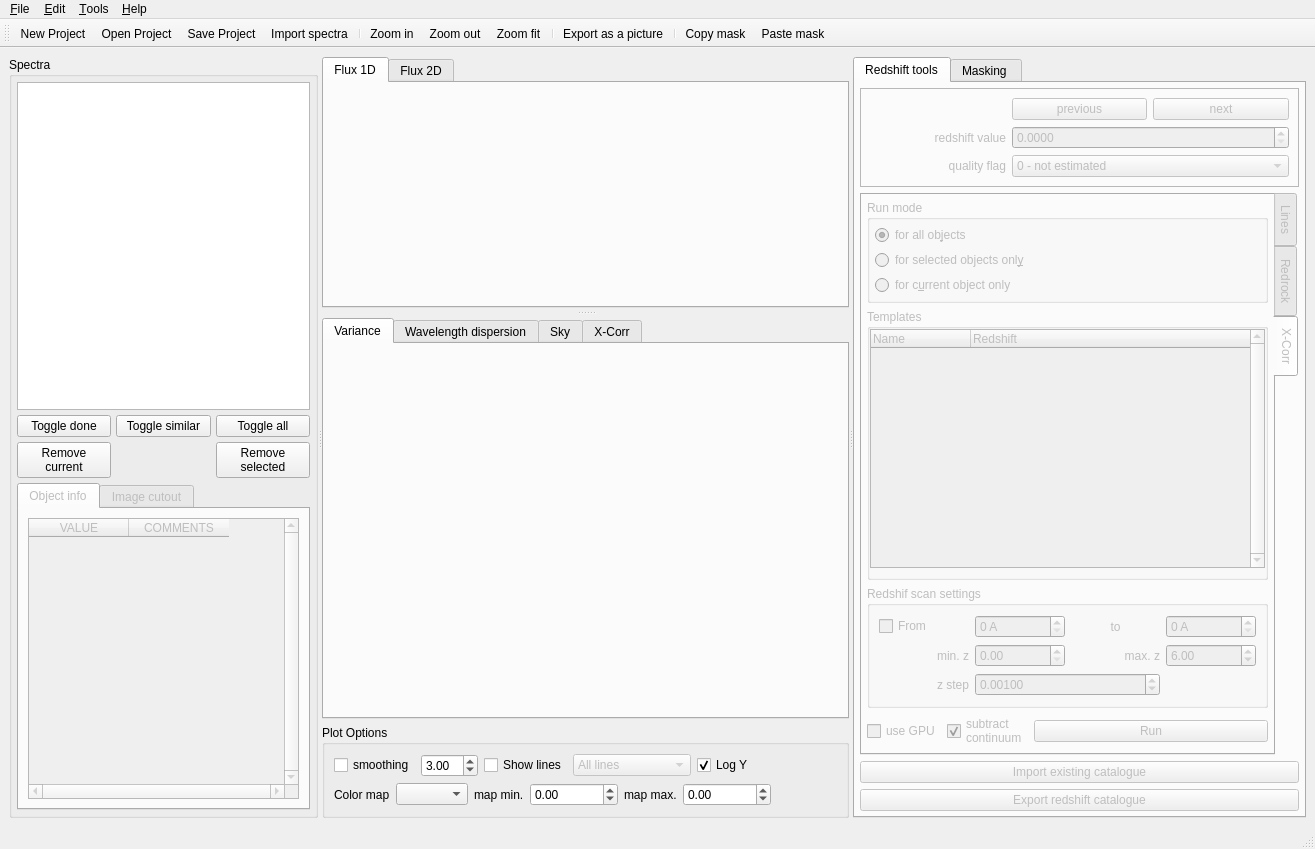
This is src/redmost/ui/main_window.ui in mauritiusdadd/redmost as Qt 5 draws it before an edit. The edited form follows.
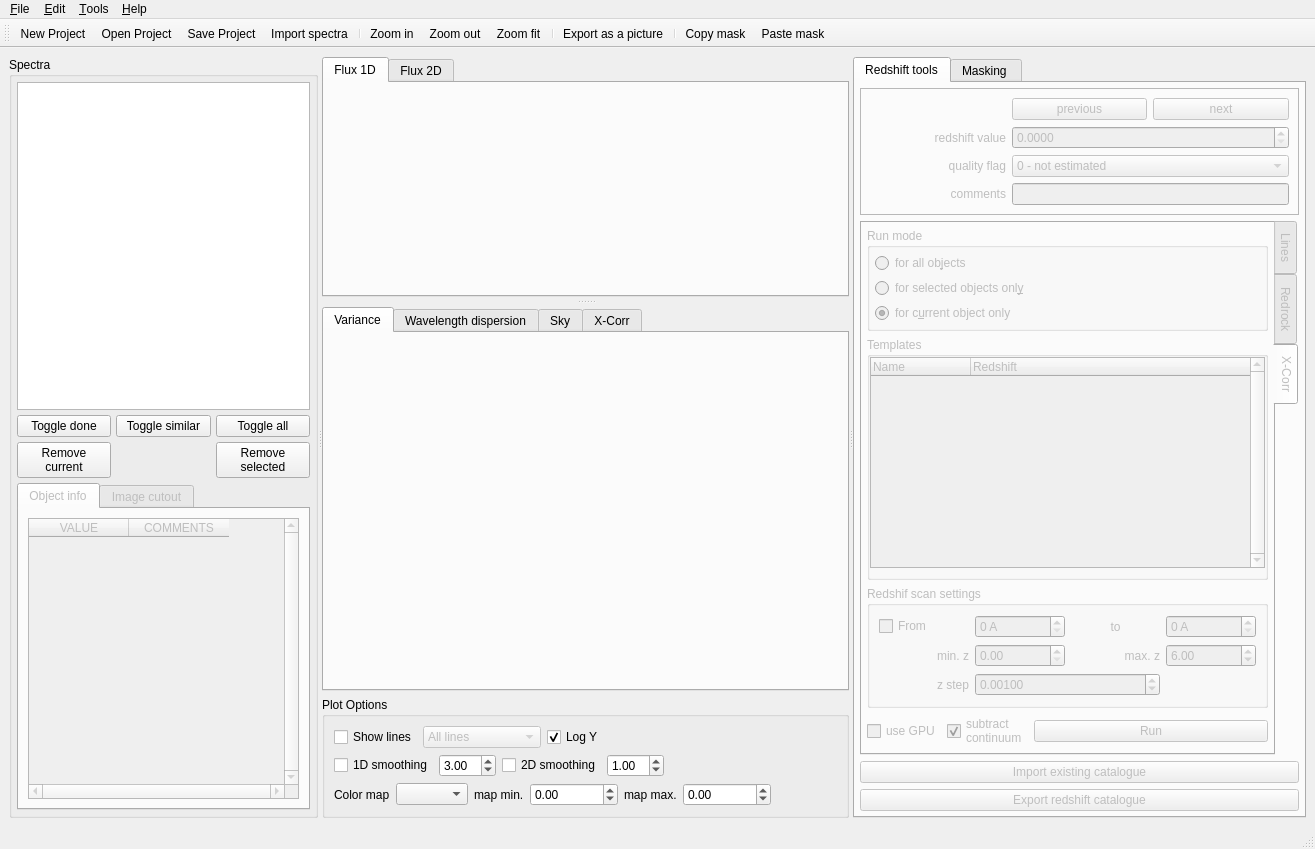
This is the edited form. The open tabs and pages were chosen to show the change. Icons and pictures are not drawn.

Commit message: Added smoothing for the 2D spectrum viewer

Patch:
```diff
--- a/src/redmost/ui/main_window.ui
+++ b/src/redmost/ui/main_window.ui
@@ -433,26 +433,6 @@
           <layout class="QVBoxLayout" name="verticalLayout_11">
            <item>
             <layout class="QHBoxLayout" name="horizontal_layout_2">
-             <item>
-              <widget class="QCheckBox" name="smoothing_check_box">
-               <property name="text">
-                <string>smoothing</string>
-               </property>
-              </widget>
-             </item>
-             <item>
-              <widget class="QDoubleSpinBox" name="smoothing_dspinbox">
-               <property name="minimum">
-                <double>0.000000000000000</double>
-               </property>
-               <property name="maximum">
-                <double>10.000000000000000</double>
-               </property>
-               <property name="value">
-                <double>3.000000000000000</double>
-               </property>
-              </widget>
-             </item>
              <item>
               <widget class="QCheckBox" name="show_lines_check_box">
                <property name="enabled">
@@ -510,6 +490,63 @@
              </item>
             </layout>
            </item>
+           <item>
+            <layout class="QHBoxLayout" name="horizontalLayout_2">
+             <item>
+              <widget class="QCheckBox" name="smoothing_1d_check_box">
+               <property name="text">
+                <string>1D smoothing</string>
+               </property>
+              </widget>
+             </item>
+             <item>
+              <widget class="QDoubleSpinBox" name="smoothing_1d_dspinbox">
+               <property name="minimum">
+                <double>0.000000000000000</double>
+               </property>
+               <property name="maximum">
+                <double>10.000000000000000</double>
+               </property>
+               <property name="value">
+                <double>3.000000000000000</double>
+               </property>
+              </widget>
+             </item>
+             <item>
+              <widget class="QCheckBox" name="smoothing_2d_check_box">
+               <property name="text">
+                <string>2D smoothing</string>
+               </property>
+              </widget>
+             </item>
+             <item>
+              <widget class="QDoubleSpinBox" name="smoothing_2d_dspinbox">
+               <property name="maximum">
+                <double>10.000000000000000</double>
+               </property>
+               <property name="singleStep">
+                <double>0.100000000000000</double>
+               </property>
+               <property name="value">
+                <double>1.000000000000000</double>
+               </property>
+              </widget>
+             </item>
+             <item>
+              <spacer name="horizontalSpacer_2">
+               <property name="orientation">
+                <enum>Qt::Orientation::Horizontal</enum>
+               </property>
+               <property name="sizeHint" stdset="0">
+                <size>
+                 <width>40</width>
+                 <height>20</height>
+                </size>
+               </property>
+              </spacer>
+             </item>
+            </layout>
+           </item>
            <item>
             <layout class="QGridLayout" name="grid_layout_9">
              <item row="0" column="4">
@@ -593,7 +630,7 @@
         </size>
        </property>
        <property name="currentIndex">
-        <number>1</number>
+        <number>0</number>
        </property>
        <widget class="QWidget" name="redshift_tools_tab">
         <property name="enabled">
@@ -627,6 +664,38 @@
             <enum>QFrame::Shape::StyledPanel</enum>
            </property>
            <layout class="QGridLayout" name="gridLayout" columnstretch="0,0,0">
+            <item row="1" column="0">
+             <widget class="QLabel" name="label">
+              <property name="sizePolicy">
+               <sizepolicy hsizetype="Minimum" vsizetype="Minimum">
+                <horstretch>0</horstretch>
+                <verstretch>0</verstretch>
+               </sizepolicy>
+              </property>
+              <property name="text">
+               <string>redshift value</string>
+              </property>
+              <property name="alignment">
+               <set>Qt::AlignmentFlag::AlignRight|Qt::AlignmentFlag::AlignTrailing|Qt::AlignmentFlag::AlignVCenter</set>
+              </property>
+             </widget>
+            </item>
+            <item row="2" column="0">
+             <widget class="QLabel" name="label_4">
+              <property name="sizePolicy">
+               <sizepolicy hsizetype="Minimum" vsizetype="Minimum">
+                <horstretch>0</horstretch>
+                <verstretch>0</verstretch>
+               </sizepolicy>
+              </property>
+              <property name="text">
+               <string>quality flag</string>
+              </property>
+              <property name="alignment">
+               <set>Qt::AlignmentFlag::AlignRight|Qt::AlignmentFlag::AlignTrailing|Qt::AlignmentFlag::AlignVCenter</set>
+              </property>
+             </widget>
+            </item>
             <item row="0" column="1">
              <widget class="QPushButton" name="previous_spec_button">
               <property name="text">
@@ -682,22 +751,6 @@
               </property>
              </widget>
             </item>
-            <item row="2" column="0">
-             <widget class="QLabel" name="label_4">
-              <property name="sizePolicy">
-               <sizepolicy hsizetype="Minimum" vsizetype="Minimum">
-                <horstretch>0</horstretch>
-                <verstretch>0</verstretch>
-               </sizepolicy>
-              </property>
-              <property name="text">
-               <string>quality flag</string>
-              </property>
-              <property name="alignment">
-               <set>Qt::AlignmentFlag::AlignRight|Qt::AlignmentFlag::AlignTrailing|Qt::AlignmentFlag::AlignVCenter</set>
-              </property>
-             </widget>
-            </item>
             <item row="0" column="2">
              <widget class="QPushButton" name="next_spec_button">
               <property name="text">
@@ -705,22 +758,19 @@
               </property>
              </widget>
             </item>
-            <item row="1" column="0">
-             <widget class="QLabel" name="label">
-              <property name="sizePolicy">
-               <sizepolicy hsizetype="Minimum" vsizetype="Minimum">
-                <horstretch>0</horstretch>
-                <verstretch>0</verstretch>
-               </sizepolicy>
-              </property>
+            <item row="3" column="0">
+             <widget class="QLabel" name="label_21">
               <property name="text">
-               <string>redshift value</string>
+               <string>comments</string>
               </property>
               <property name="alignment">
                <set>Qt::AlignmentFlag::AlignRight|Qt::AlignmentFlag::AlignTrailing|Qt::AlignmentFlag::AlignVCenter</set>
               </property>
              </widget>
             </item>
+            <item row="3" column="1" colspan="2">
+             <widget class="QLineEdit" name="z_comment_textbox"/>
+            </item>
            </layout>
           </widget>
          </item>
@@ -1042,7 +1092,7 @@
                    <string>for all ob&amp;jects</string>
                   </property>
                   <property name="checked">
-                   <bool>true</bool>
+                   <bool>false</bool>
                   </property>
                  </widget>
                 </item>
@@ -1059,7 +1109,7 @@
                    <string>for c&amp;urrent object only</string>
                   </property>
                   <property name="checked">
-                   <bool>false</bool>
+                   <bool>true</bool>
                   </property>
                  </widget>
                 </item>
@@ -1185,7 +1235,7 @@
                    <string>for all ob&amp;jects</string>
                   </property>
                   <property name="checked">
-                   <bool>true</bool>
+                   <bool>false</bool>
                   </property>
                  </widget>
                 </item>
@@ -1202,7 +1252,7 @@
                    <string>for c&amp;urrent object only</string>
                   </property>
                   <property name="checked">
-                   <bool>false</bool>
+                   <bool>true</bool>
                   </property>
                  </widget>
                 </item>
```
The commit also changes 1 other file.
